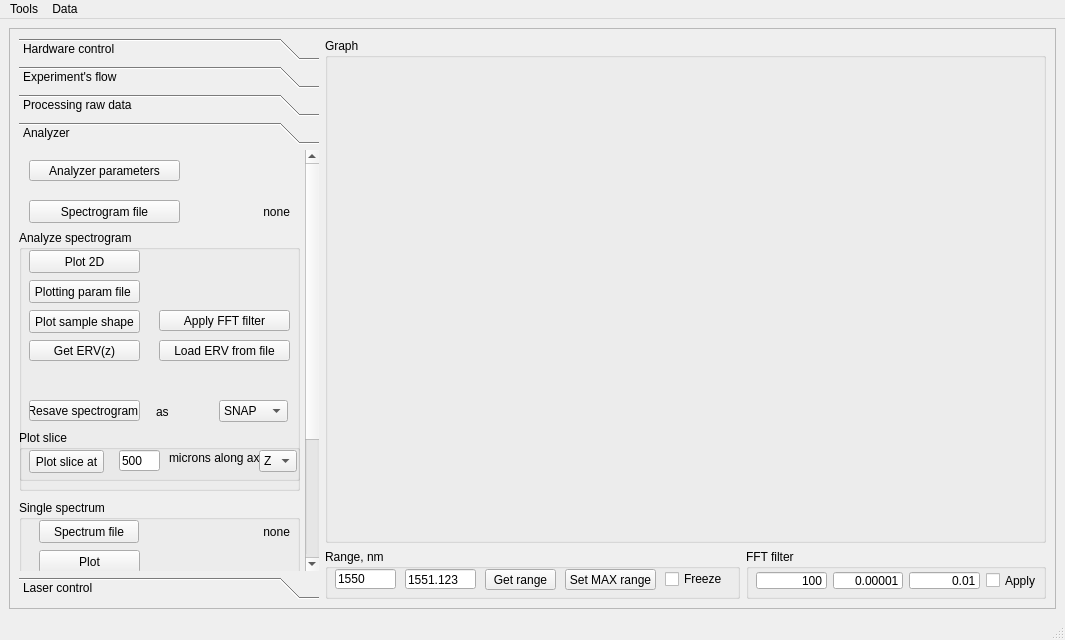
Above: Windows/UIs/MainWindow.ui from al509/ScanLoop before the change. Below: the same form after it.
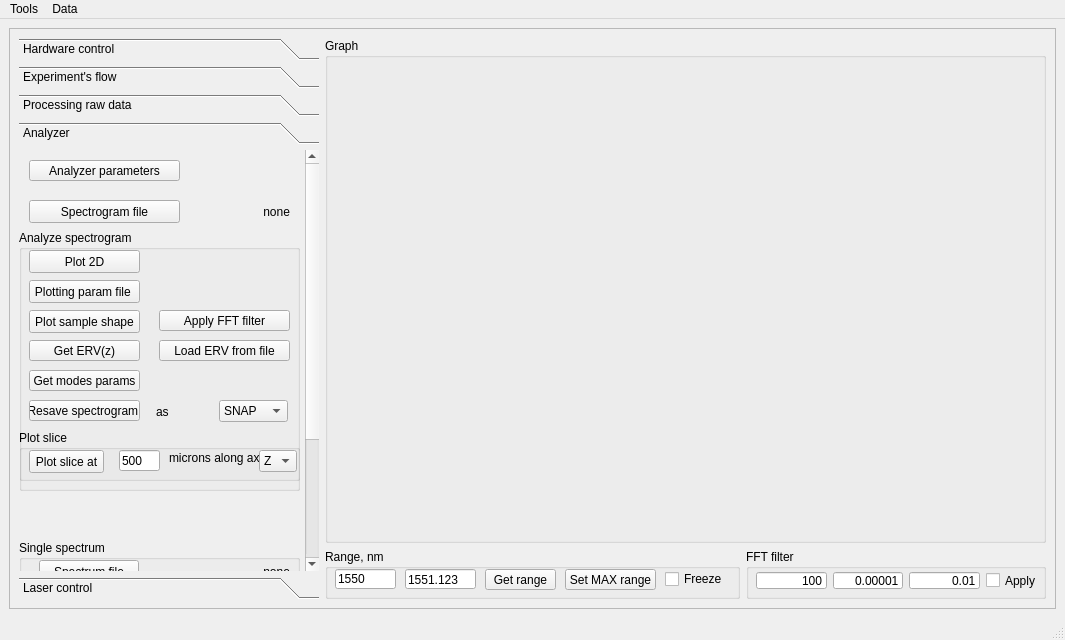
That is the form after the change.

What changed in the file:
```diff
--- a/Windows/UIs/MainWindow.ui
+++ b/Windows/UIs/MainWindow.ui
@@ -1802,12 +1802,25 @@
               <string>as</string>
              </property>
             </widget>
+            <widget class="QPushButton" name="pushButton_analyzer_get_modes_params">
+             <property name="geometry">
+              <rect>
+               <x>10</x>
+               <y>140</y>
+               <width>111</width>
+               <height>21</height>
+              </rect>
+             </property>
+             <property name="text">
+              <string>Get modes params</string>
+             </property>
+            </widget>
            </widget>
            <widget class="QGroupBox" name="groupBox_8">
             <property name="geometry">
              <rect>
               <x>0</x>
-              <y>350</y>
+              <y>390</y>
               <width>281</width>
               <height>181</height>
              </rect>
```
Left out of the diff: 12 changed lines with no effect on the pictures.
